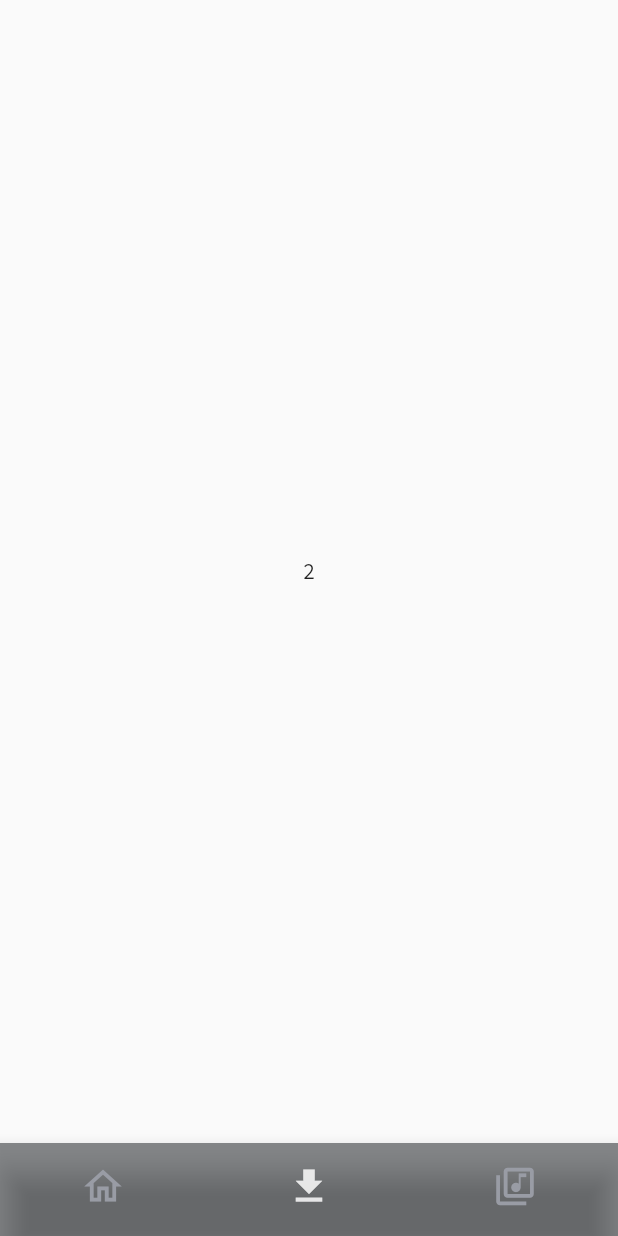
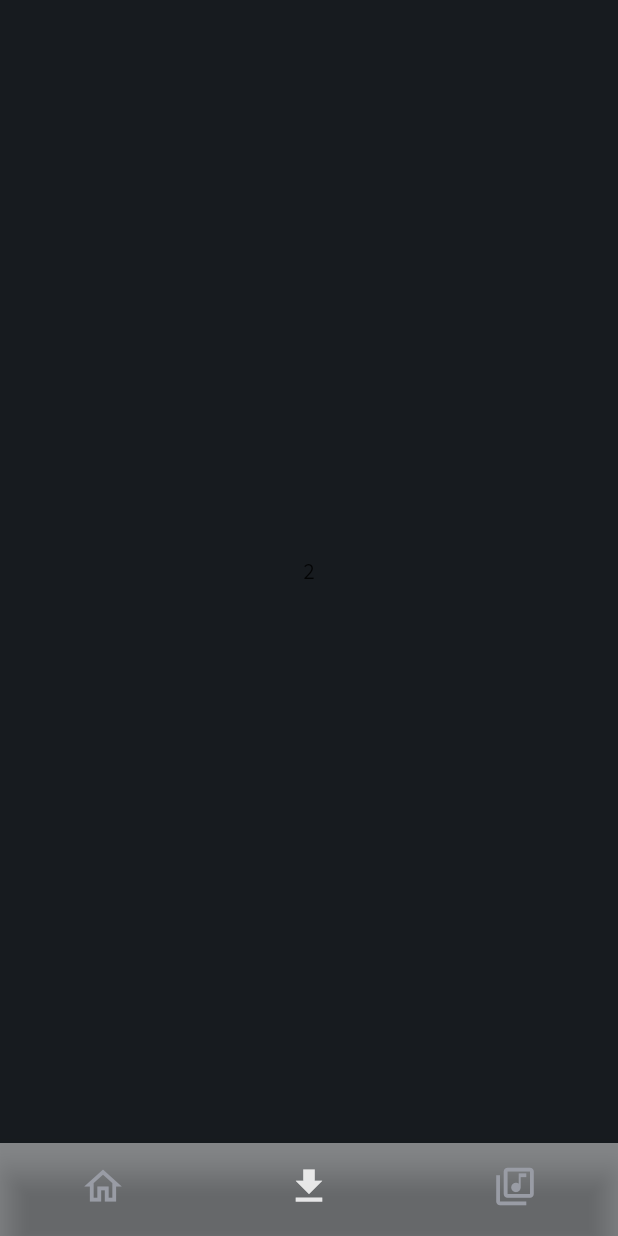
Before and after one commit to mstermigol/Sound, a Flutter app: the screen it shows after launch, item 2 of the bottom bar chosen, on a phone screen of 412 x 824 dp. Run offline on Flutter 3.47's test engine with Material 2 defaults, Android fonts, the phone set to English and light mode, and no system bars.

Commit message:
modifing example pages

```diff
--- a/lib/screens/pag2.dart
+++ b/lib/screens/pag2.dart
@@ -1,10 +1,14 @@
 import 'package:flutter/material.dart';
+import 'package:sound/palette/palette.dart';
 
 class Pag2 extends StatelessWidget {
   const Pag2({super.key});
 
   @override
   Widget build(BuildContext context) {
-    return const Center(child: Text("2", selectionColor: Colors.black,));
+    return const Scaffold(
+      backgroundColor: PALETTE.backgroud,
+      body: Center(child: Text("2", selectionColor: Colors.white)),
+      );
   }
 }
--- a/lib/screens/pag3.dart
+++ b/lib/screens/pag3.dart
@@ -1,10 +1,14 @@
 import 'package:flutter/material.dart';
+import 'package:sound/palette/palette.dart';
 
 class Pag3 extends StatelessWidget {
   const Pag3({super.key});
 
   @override
   Widget build(BuildContext context) {
-    return const Center(child: Text("3", selectionColor: Colors.black,));
+    return const Scaffold(
+      backgroundColor: PALETTE.backgroud,
+      body: Center(child: Text("3", selectionColor: Colors.white)),
+      );
   }
 }
```
